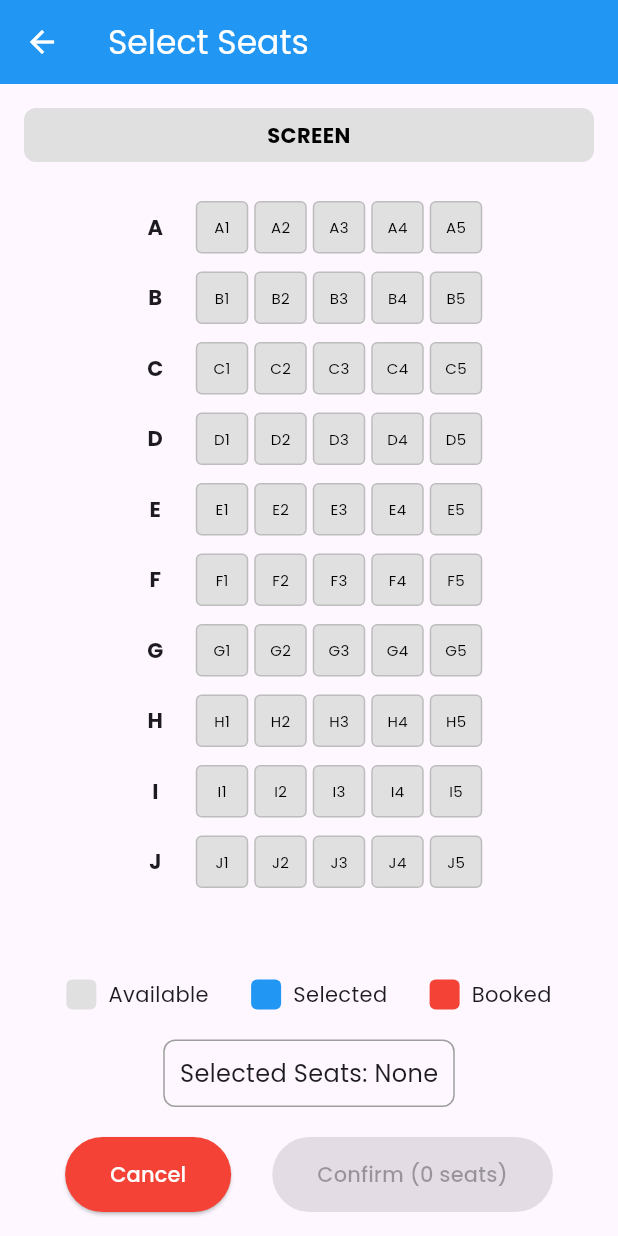
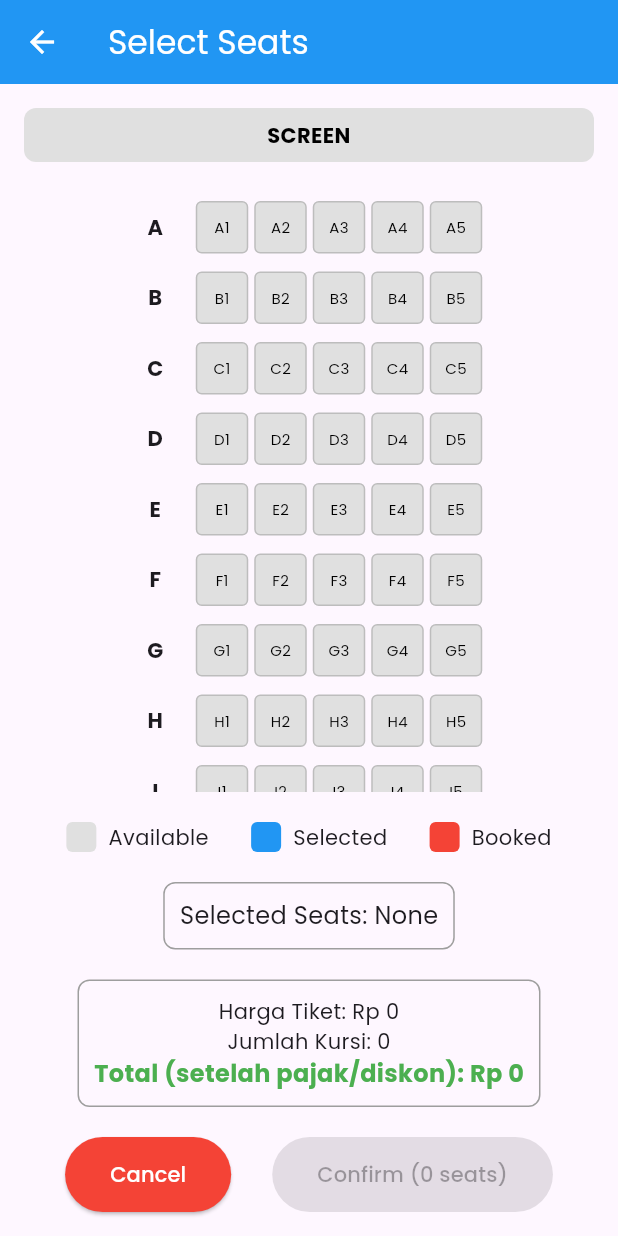
Before and after one commit to DinoFebiyan/CinemaPro, a Flutter app: the SeatMatrixJabir screen opened directly with empty values, on a phone screen of 412 x 824 dp. Run offline on Flutter 3.47's test engine with Material 3 defaults, Android fonts, the phone set to English and light mode, and no system bars; our stand-ins replace cloud_firestore, firebase_auth, firebase_core, google_fonts, qr_flutter; accounts and stored records are empty; network calls fail.

Commit message:
gila tak masuk logika

```diff
--- a/lib/pages/seat_matrix_jabir.dart
+++ b/lib/pages/seat_matrix_jabir.dart
@@ -1,5 +1,6 @@
-import 'package:cinemapro/service/booking_service_isal.dart';
+import 'package:cinemapro/services/booking_service_jabir.dart';
 import 'package:flutter/material.dart';
+import 'package:firebase_auth/firebase_auth.dart';
 
 // SeatItem widget representing a single seat
 class SeatItemJabir extends StatelessWidget {
@@ -70,14 +71,14 @@ enum SeatStatus { available, selected, booked }
 class SeatMatrixJabir extends StatefulWidget {
   final String movieTitle;
   final String userId;
-  final int totalPrice;
+  final int basePrice;
   final List<String> bookedSeats;
 
   const SeatMatrixJabir({
     Key? key,
     required this.movieTitle,
     required this.userId,
-    required this.totalPrice,
+    required this.basePrice,
     this.bookedSeats = const [],
   }) : super(key: key);
 
@@ -87,7 +88,7 @@ class SeatMatrixJabir extends StatefulWidget {
 
 class _SeatMatrixJabirState extends State<SeatMatrixJabir> {
   Map<String, SeatStatus> seatStatuses = {};
-  List<String> selectedSeats = []; // Changed back to multiple seat selection
+  List<String> selectedSeats = [];
 
   @override
   void initState() {
@@ -124,29 +125,76 @@ class _SeatMatrixJabirState extends State<SeatMatrixJabir> {
     });
   }
 
-  // CATATAN: Fungsi ini seharusnya mencakup logika perhitungan harga setelah pemilihan kursi
-  // Perhitungan harga harus mempertimbangkan:
-  // - Harga dasar per kursi
-  // - Biaya tambahan (misalnya, biaya 3D, kursi premium)
-  // - Diskon (misalnya, diskon pelajar, diskon pembelian banyak)
-  // - Pajak dan biaya layanan
-  // Harga total yang dihitung kemudian harus memperbarui widget.totalPrice
-  void _confirmBooking() {
-    final booking = BookingServiceIsal();
-    booking.bookingMovie_Isal(
+  // Calculate final price with additional fees and discounts
+  int _calculateFinalPrice() {
+    int totalBase = widget.basePrice * selectedSeats.length;
+    int tax = 0;
+    double discount = 0;
+
+    // Long title tax: if movie title length > 10 characters, add Rp 2,500 per seat
+    if (widget.movieTitle.length > 10) {
+      tax = selectedSeats.length * 2500;
+    }
+
+    // Discount for even-numbered seats: 10% discount per even-numbered seat
+    for (var seat in selectedSeats) {
+      String numberString = seat.substring(1); // "A2" -> "2"
+      int seatNumber = int.tryParse(numberString) ?? 1;
+      if (seatNumber % 2 == 0) {
+        discount += widget.basePrice * 0.1;
+      }
+    }
+
+    int finalPrice = (totalBase + tax - discount).round();
+    return finalPrice;
+  }
+
+  // Confirm booking and send data to Firebase
+  void _confirmBooking() async {
+    if (selectedSeats.isEmpty) {
+      if (context.mounted) {
+        ScaffoldMessenger.of(context).showSnackBar(
+          SnackBar(
+            content: Text('Silakan pilih kursi terlebih dahulu'),
+            backgroundColor: Colors.orange,
+          ),
+        );
+      }
+      return;
+    }
+
+    try {
+      // Calculate the final price
+      int finalPrice = _calculateFinalPrice();
+
+      // Create booking using the new service
+      final bookingService = BookingServiceJabir();
+      String bookingId = await bookingService.createBooking(
         movieTitle: widget.movieTitle,
-      basePrice: widget.totalPrice,
-      selectedSeats: selectedSeats,
+        seats: selectedSeats,
+        totalPrice: finalPrice,
       );
+
       if (context.mounted) {
+        // Show success message
         ScaffoldMessenger.of(context).hideCurrentSnackBar();
         ScaffoldMessenger.of(context).showSnackBar(
           SnackBar(
-          content: Text('Berhasil booking ${widget.movieTitle}!'),
+            content: Text('Booking berhasil! ID: $bookingId'),
             backgroundColor: Colors.green,
           ),
         );
         Navigator.pop(context);
+      }
+    } catch (e) {
+      if (context.mounted) {
+        ScaffoldMessenger.of(context).showSnackBar(
+          SnackBar(
+            content: Text('Gagal membuat booking: $e'),
+            backgroundColor: Colors.red,
+          ),
+        );
+      }
     }
   }
 
@@ -240,6 +288,33 @@ class _SeatMatrixJabirState extends State<SeatMatrixJabir> {
 
             SizedBox(height: 20),
 
+            // Price information
+            Container(
+              padding: EdgeInsets.all(10),
+              decoration: BoxDecoration(
+                border: Border.all(color: Colors.grey),
+                borderRadius: BorderRadius.circular(8),
+              ),
+              child: Column(
+                children: [
+                  Text(
+                    'Harga Tiket: Rp ${widget.basePrice.toStringAsFixed(0).replaceAllMapped(RegExp(r'(\d{3})$|^(\d{3})(?=\d)', multiLine: true), (Match m) => '${m[0]},-')}',
+                    style: TextStyle(fontSize: 14),
+                  ),
+                  Text(
+                    'Jumlah Kursi: ${selectedSeats.length}',
+                    style: TextStyle(fontSize: 14),
+                  ),
+                  Text(
+                    'Total (setelah pajak/diskon): Rp ${_calculateFinalPrice().toStringAsFixed(0).replaceAllMapped(RegExp(r'(\d{3})$|^(\d{3})(?=\d)', multiLine: true), (Match m) => '${m[0]},-')}',
+                    style: TextStyle(fontSize: 16, fontWeight: FontWeight.bold, color: Colors.green),
+                  ),
+                ],
+              ),
+            ),
+
+            SizedBox(height: 20),
+
             // Action buttons
             Row(
               mainAxisAlignment: MainAxisAlignment.spaceEvenly,
--- a/lib/seat_matrix_embedded_jabir.dart
+++ b/lib/seat_matrix_embedded_jabir.dart
@@ -70,7 +70,7 @@ enum SeatStatus { available, selected, booked }
 class SeatMatrixWidgetJabir extends StatefulWidget {
   final String movieTitle;
   final String userId;
-  final int totalPrice;
+  final int basePrice;
   final List<String> bookedSeats;
   final int maxSeats; // Added to limit seat selection based on ticket count
   final ValueChanged<List<String>>? onSeatsSelected; // Callback when seats change
@@ -79,7 +79,7 @@ class SeatMatrixWidgetJabir extends StatefulWidget {
     Key? key,
     required this.movieTitle,
     required this.userId,
-    required this.totalPrice,
+    required this.basePrice,
     this.bookedSeats = const [],
     this.maxSeats = 10, // Default to allow up to 10 seats
     this.onSeatsSelected,
```
Also changed, not shown: lib/pages/booking_history_jabir.dart (added, +141 -0 lines), lib/pages/detail-dino.dart (+125 -21 lines), lib/services/booking_service_jabir.dart (+54 -0 lines). Lines whose indentation alone changed are shown as unchanged.
